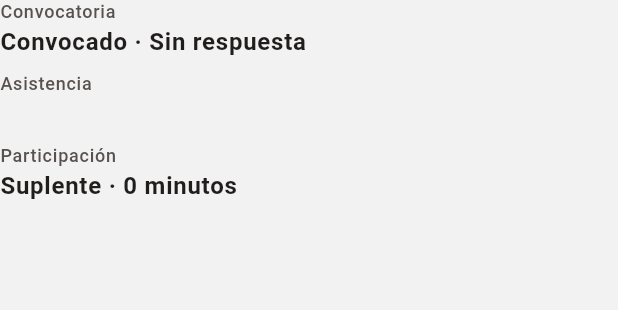
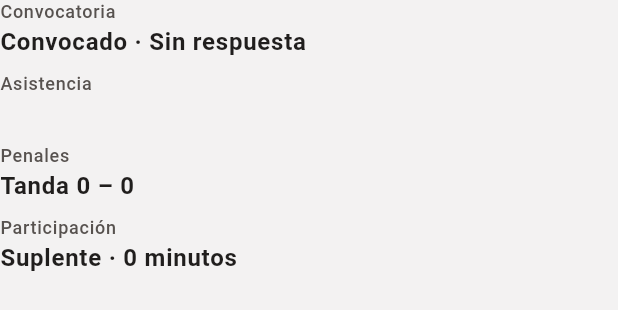
Before and after one commit to encuentriagt/proplayerdata, a Flutter app: the _ChildData widget shown alone on an empty page, opened directly with empty values, on a phone screen of 412 x 824 dp. Shown: the top 310 px of the screen. Run offline on Flutter 3.47's test engine with Material 3 defaults, Android fonts, the phone set to English and light mode, and no system bars; our stand-ins replace dio, flutter_riverpod, flutter_secure_storage, flutter_svg, freezed_annotation, go_router and 3 more; accounts and stored records are empty; generated files the repository leaves out were written again.

Commit message:
App: asistencia «Llegó tarde» y penales en el detalle del evento (API v1.18)
Co-Authored-By: Claude Opus 5.5 <noreply@anthropic.com>

```diff
--- a/app/lib/features/calendar/data/event_models.dart
+++ b/app/lib/features/calendar/data/event_models.dart
@@ -149,6 +149,7 @@ String attendanceLabel(String status) => switch (status) {
   'excused' => 'No asiste (con aviso)',
   'injured' => 'Lesión',
   'absent' => 'No justificado',
+  'late' => 'Llegó tarde',
   _ => status,
 };
 
@@ -171,6 +172,10 @@ class ChildEventDetail {
     this.attendance,
     this.played,
     this.stats,
+    this.shootoutUs,
+    this.shootoutThem,
+    this.childShotsTaken,
+    this.childShotsScored,
   });
 
   final CalendarEvent event;
@@ -181,12 +186,27 @@ class ChildEventDetail {
   /// null mientras no se publique la ficha.
   final List<NamedStat>? stats;
 
+  /// Tanda de penales (si hubo).
+  final int? shootoutUs;
+  final int? shootoutThem;
+
+  /// Penales del hijo en la tanda.
+  final int? childShotsTaken;
+  final int? childShotsScored;
+
+  bool get hasShootout => shootoutUs != null && shootoutThem != null;
+
   factory ChildEventDetail.fromJson(Map<String, dynamic> json) {
     T? obj<T>(String key, T Function(Map<String, dynamic>) f) =>
         json[key] is Map
         ? f(Map<String, dynamic>.from(json[key] as Map))
         : null;
     final rawStats = json['child_stats'];
+    final shootout = json['shootout'] is Map ? json['shootout'] as Map : null;
+    final mine = json['child_shootout'] is Map
+        ? json['child_shootout'] as Map
+        : null;
+    int? n(Object? v) => v is int ? v : int.tryParse('${v ?? ''}');
     return ChildEventDetail(
       event: CalendarEvent.fromJson(json),
       callup: obj('callup', Callup.fromJson),
@@ -198,6 +218,10 @@ class ChildEventDetail {
                 .map((e) => NamedStat.fromJson(Map<String, dynamic>.from(e)))
                 .toList()
           : null,
+      shootoutUs: n(shootout?['score_us']),
+      shootoutThem: n(shootout?['score_them']),
+      childShotsTaken: n(mine?['taken']),
+      childShotsScored: n(mine?['scored']),
     );
   }
 }
--- a/app/lib/features/calendar/presentation/event_detail_screen.dart
+++ b/app/lib/features/calendar/presentation/event_detail_screen.dart
@@ -314,6 +314,16 @@ class _ChildData extends StatelessWidget {
           alert: d.attendance!.isInjury,
           note: d.attendance!.note,
         ),
+      if (d.hasShootout)
+        _Field(
+          label: 'Penales',
+          value: [
+            'Tanda ${d.shootoutUs} – ${d.shootoutThem}',
+            if (d.childShotsTaken != null && d.childShotsTaken! > 0)
+              '${d.childShotsTaken == 1 ? 'Cobró 1' : 'Cobró ${d.childShotsTaken}'}, '
+                  'anotó ${d.childShotsScored ?? 0}',
+          ].join(' · '),
+        ),
       if (d.played != null)
         _Field(
           label: 'Participación',
```
Also changed, not shown: 1 other file.
